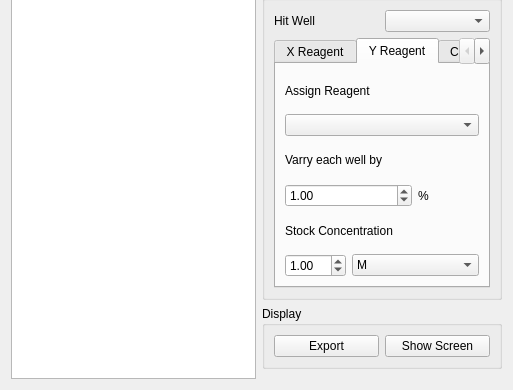
Hauptman-Woodward/Marco_Polo, file pyqt_designer/optimizeWidget.ui: the form before one commit; both pictures show x 0 to 513 and y 177 to 567 of the 513 by 567 pixel window.
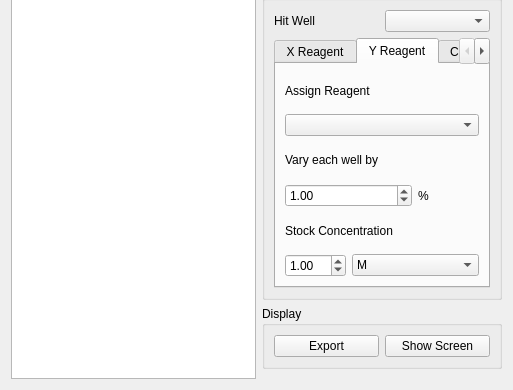
The form after the commit. The open tabs and pages were chosen to show the change.

Diff of the .ui file:
```diff
--- a/pyqt_designer/optimizeWidget.ui
+++ b/pyqt_designer/optimizeWidget.ui
@@ -247,7 +247,7 @@
           <item row="2" column="0" colspan="2">
            <widget class="QLabel" name="label_41">
             <property name="text">
-             <string>Varry each well by</string>
+             <string>Vary each well by</string>
             </property>
            </widget>
           </item>
```
